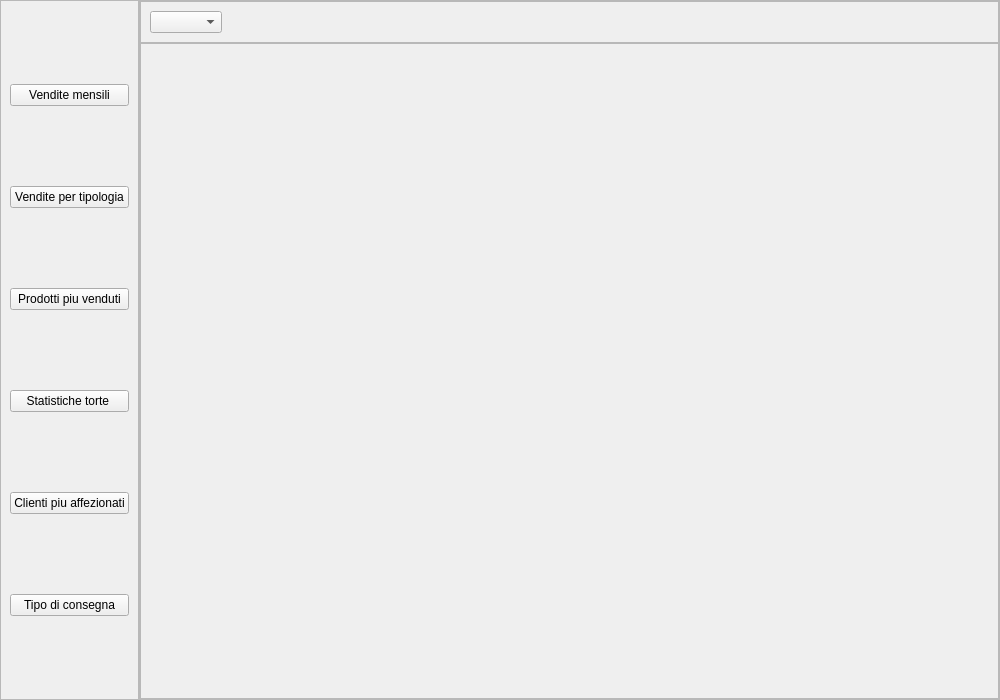
Above: projectIS/statistiche/view/VistaStatistiche.ui from chritianchiappa/progetto_panificio before the change. Below: the same form after it.
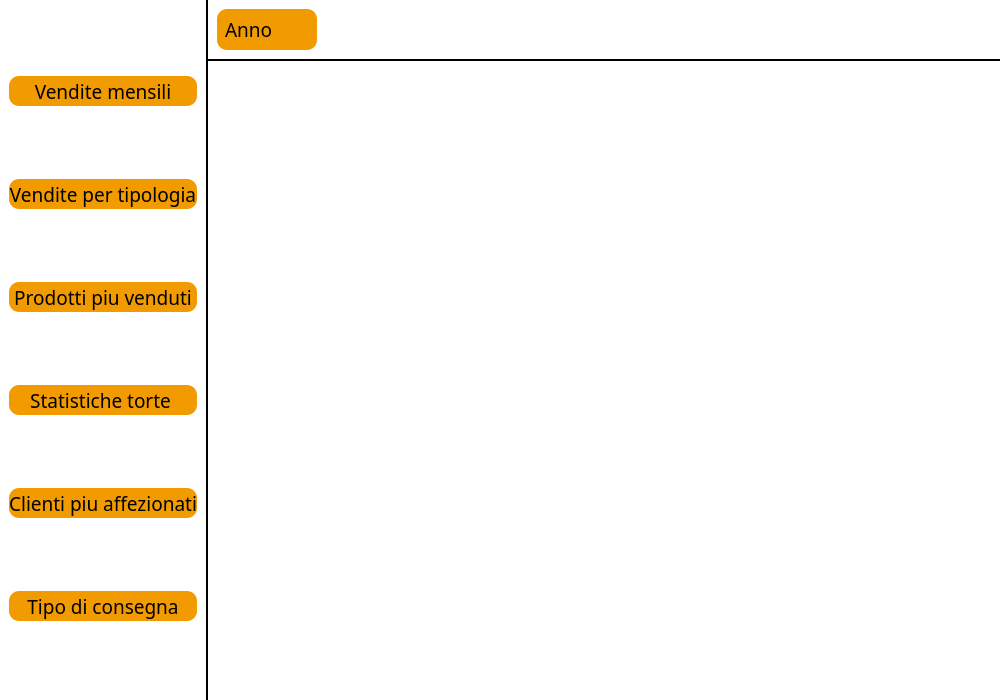
That is the form after the change. Icons and pictures are not drawn.

Patch:
```diff
--- a/projectIS/statistiche/view/VistaStatistiche.ui
+++ b/projectIS/statistiche/view/VistaStatistiche.ui
@@ -25,6 +25,11 @@
   <property name="windowTitle">
    <string>Form</string>
   </property>
+  <property name="styleSheet">
+   <string notr="true">background-color: rgb(255, 255, 255);
+color: rgb(0, 0, 0);
+border:none;</string>
+  </property>
   <layout class="QHBoxLayout" name="horizontalLayout">
    <property name="spacing">
     <number>0</number>
@@ -49,6 +54,20 @@
        <verstretch>0</verstretch>
       </sizepolicy>
      </property>
+     <property name="minimumSize">
+      <size>
+       <width>170</width>
+       <height>0</height>
+      </size>
+     </property>
+     <property name="font">
+      <font>
+       <family>Tiro Kannada</family>
+      </font>
+     </property>
+     <property name="styleSheet">
+      <string notr="true">border-right:2px solid black;</string>
+     </property>
      <property name="frameShape">
       <enum>QFrame::StyledPanel</enum>
      </property>
@@ -58,6 +77,32 @@
      <layout class="QVBoxLayout" name="verticalLayout">
       <item>
        <widget class="QPushButton" name="vendite_mensili_button">
+        <property name="minimumSize">
+         <size>
+          <width>0</width>
+          <height>30</height>
+         </size>
+        </property>
+        <property name="font">
+         <font>
+          <family>Tiro Kannada</family>
+          <pointsize>14</pointsize>
+         </font>
+        </property>
+        <property name="cursor">
+         <cursorShape>PointingHandCursor</cursorShape>
+        </property>
+        <property name="styleSheet">
+         <string notr="true">QPushButton{
+   
+	background-color: rgb(242, 155, 0);
+     border:none;
+     
+	color: rgb(0, 0, 0);
+     border-radius:10px;
+   
+}</string>
+        </property>
         <property name="text">
          <string>Vendite mensili</string>
         </property>
@@ -65,6 +110,32 @@
       </item>
       <item>
        <widget class="QPushButton" name="vendite_tipologia_button">
+        <property name="minimumSize">
+         <size>
+          <width>0</width>
+          <height>30</height>
+         </size>
+        </property>
+        <property name="font">
+         <font>
+          <family>Tiro Kannada</family>
+          <pointsize>14</pointsize>
+         </font>
+        </property>
+        <property name="cursor">
+         <cursorShape>PointingHandCursor</cursorShape>
+        </property>
+        <property name="styleSheet">
+         <string notr="true">QPushButton{
+   
+	background-color: rgb(242, 155, 0);
+     border:none;
+     
+	color: rgb(0, 0, 0);
+     border-radius:10px;
+   
+}</string>
+        </property>
         <property name="text">
          <string>Vendite per tipologia</string>
         </property>
@@ -72,6 +143,32 @@
       </item>
       <item>
        <widget class="QPushButton" name="prodotti_piu_venduti_button">
+        <property name="minimumSize">
+         <size>
+          <width>0</width>
+          <height>30</height>
+         </size>
+        </property>
+        <property name="font">
+         <font>
+          <family>Tiro Kannada</family>
+          <pointsize>14</pointsize>
+         </font>
+        </property>
+        <property name="cursor">
+         <cursorShape>PointingHandCursor</cursorShape>
+        </property>
+        <property name="styleSheet">
+         <string notr="true">QPushButton{
+   
+	background-color: rgb(242, 155, 0);
+     border:none;
+     
+	color: rgb(0, 0, 0);
+     border-radius:10px;
+   
+}</string>
+        </property>
         <property name="text">
          <string>Prodotti piu venduti</string>
         </property>
@@ -79,6 +176,32 @@
       </item>
       <item>
        <widget class="QPushButton" name="stats_torte_button">
+        <property name="minimumSize">
+         <size>
+          <width>0</width>
+          <height>30</height>
+         </size>
+        </property>
+        <property name="font">
+         <font>
+          <family>Tiro Kannada</family>
+          <pointsize>14</pointsize>
+         </font>
+        </property>
+        <property name="cursor">
+         <cursorShape>PointingHandCursor</cursorShape>
+        </property>
+        <property name="styleSheet">
+         <string notr="true">QPushButton{
+   
+	background-color: rgb(242, 155, 0);
+     border:none;
+     
+	color: rgb(0, 0, 0);
+     border-radius:10px;
+   
+}</string>
+        </property>
         <property name="text">
          <string>Statistiche torte </string>
         </property>
@@ -86,6 +209,32 @@
       </item>
       <item>
        <widget class="QPushButton" name="stats_clienti_button">
+        <property name="minimumSize">
+         <size>
+          <width>0</width>
+          <height>30</height>
+         </size>
+        </property>
+        <property name="font">
+         <font>
+          <family>Tiro Kannada</family>
+          <pointsize>14</pointsize>
+         </font>
+        </property>
+        <property name="cursor">
+         <cursorShape>PointingHandCursor</cursorShape>
+        </property>
+        <property name="styleSheet">
+         <string notr="true">QPushButton{
+   
+	background-color: rgb(242, 155, 0);
+     border:none;
+     
+	color: rgb(0, 0, 0);
+     border-radius:10px;
+   
+}</string>
+        </property>
         <property name="text">
          <string>Clienti piu affezionati</string>
         </property>
@@ -93,6 +242,32 @@
       </item>
       <item>
        <widget class="QPushButton" name="stats_consegna_button">
+        <property name="minimumSize">
+         <size>
+          <width>0</width>
+          <height>30</height>
+         </size>
+        </property>
+        <property name="font">
+         <font>
+          <family>Tiro Kannada</family>
+          <pointsize>14</pointsize>
+         </font>
+        </property>
+        <property name="cursor">
+         <cursorShape>PointingHandCursor</cursorShape>
+        </property>
+        <property name="styleSheet">
+         <string notr="true">QPushButton{
+   
+	background-color: rgb(242, 155, 0);
+     border:none;
+     
+	color: rgb(0, 0, 0);
+     border-radius:10px;
+   
+}</string>
+        </property>
         <property name="text">
          <string>Tipo di consegna</string>
         </property>
@@ -139,6 +314,9 @@
           <verstretch>0</verstretch>
          </sizepolicy>
         </property>
+        <property name="styleSheet">
+         <string notr="true">border-bottom:2px solid black;</string>
+        </property>
         <property name="frameShape">
          <enum>QFrame::StyledPanel</enum>
         </property>
@@ -148,6 +326,58 @@
         <layout class="QHBoxLayout" name="horizontalLayout_2">
          <item alignment="Qt::AlignLeft">
           <widget class="QComboBox" name="selettore_anno">
+           <property name="sizePolicy">
+            <sizepolicy hsizetype="Preferred" vsizetype="Expanding">
+             <horstretch>0</horstretch>
+             <verstretch>0</verstretch>
+            </sizepolicy>
+           </property>
+           <property name="minimumSize">
+            <size>
+             <width>100</width>
+             <height>0</height>
+            </size>
+           </property>
+           <property name="font">
+            <font>
+             <family>Tiro Kannada</family>
+             <pointsize>14</pointsize>
+            </font>
+           </property>
+           <property name="cursor">
+            <cursorShape>PointingHandCursor</cursorShape>
+           </property>
+           <property name="styleSheet">
+            <string notr="true">QComboBox {
+    background-color: rgb(242, 155, 0);
+    color:black;
+    border: none;
+    border-radius: 10px;
+   padding-top:6px;
+   padding-bottom:6px;
+   padding-left:8px;
+   
+}
+QComboBox QAbstractItemView {
+    selection-background-color: rgb(242, 155, 0);
+    selection-color: #ffffff;
+    
+}
+QComboBox QAbstractItemView::item:hover {
+    background-color: rgb(242, 155, 0);
+
+}
+QComboBox::drop-down {
+    border: none;
+}
+QComboBox::down-arrow {
+    
+	image: url(:/icone/icone/freccia.png);
+    padding-right:8px;
+    width: 13px; 
+    height: 13px;
+}</string>
+           </property>
            <property name="placeholderText">
             <string>Anno</string>
            </property>
```
Left out of the diff: 4 changed lines with no effect on the pictures.
